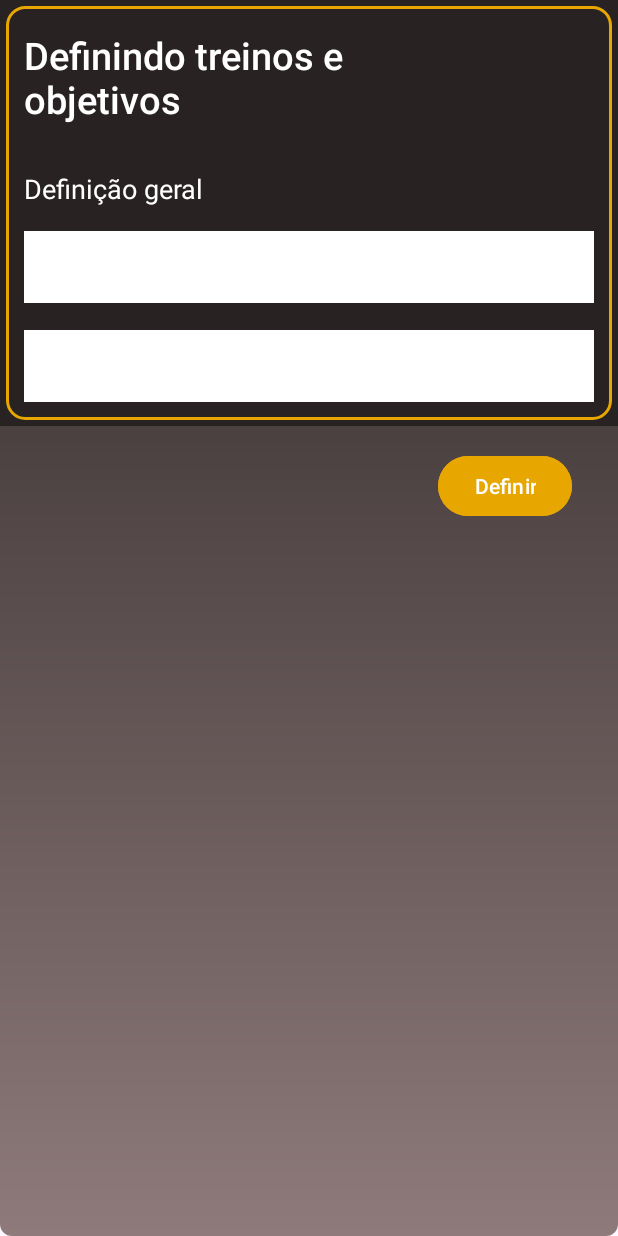
After one commit to GustavinRA/Telas, an Android app: the layout activity_definir_treinos.xml on its own in the app's theme, with its tools: preview values and no code run, on a phone screen of 412 x 824 dp. The commit adds this screen. Run offline under Robolectric (Android 15) with nearby library versions, the phone set to English and light mode, and no system bars; Roboto replaces fonts that are not available here.

Commit message:
tela de treino, com gradiente

```diff
--- a/app/src/main/AndroidManifest.xml
+++ b/app/src/main/AndroidManifest.xml
@@ -11,14 +11,11 @@
         android:fullBackupContent="@xml/backup_rules"
         android:icon="@mipmap/ic_launcher"
         android:label="@string/app_name"
-        android:networkSecurityConfig="@xml/network_security_config"
         android:roundIcon="@mipmap/ic_launcher_round"
         android:supportsRtl="true"
         android:theme="@style/Theme.Telas"
         tools:targetApi="31">
-        <activity
-            android:name=".activity_exercicios"
-            android:exported="false" />
+
         <activity
             android:name=".dadosCadastrais"
             android:exported="false" />
@@ -36,7 +33,6 @@
             android:exported="true">
             <intent-filter>
                 <action android:name="android.intent.action.MAIN" />
-
                 <category android:name="android.intent.category.LAUNCHER" />
             </intent-filter>
         </activity>
--- a/app/src/main/java/com/example/telas/activity_formasLogin.java
+++ b/app/src/main/java/com/example/telas/activity_formasLogin.java
@@ -55,7 +55,7 @@ public class activity_formasLogin extends AppCompatActivity {
             @Override
             public void onClick(View v) {
 
-                Intent intent = new Intent(activity_formasLogin.this, activity_cadastro.class);
+                Intent intent = new Intent(activity_formasLogin.this, definir_treinos.class);
                 startActivity(intent);
             }
         });
--- /dev/null
+++ b/app/src/main/res/drawable/background_tela_gradiente.xml
@@ -0,0 +1,8 @@
+<?xml version="1.0" encoding="utf-8"?>
+    <shape xmlns:android="http://schemas.android.com/apk/res/android">
+        <gradient
+            android:angle="90"
+            android:startColor="#8E7A7A"
+            android:endColor="#282222" />
+        <corners android:radius="8dp" />
+    </shape>
--- /dev/null
+++ b/app/src/main/res/layout/activity_definir_treinos.xml
@@ -0,0 +1,70 @@
+<?xml version="1.0" encoding="utf-8"?>
+<androidx.constraintlayout.widget.ConstraintLayout
+    xmlns:android="http://schemas.android.com/apk/res/android"
+    xmlns:app="http://schemas.android.com/apk/res-auto"
+    xmlns:tools="http://schemas.android.com/tools"
+    android:layout_width="match_parent"
+    android:layout_height="match_parent"
+    android:background="@drawable/background_tela_gradiente">
+
+
+    <LinearLayout
+        android:id="@+id/headerLayout"
+        android:layout_width="match_parent"
+        android:layout_height="wrap_content"
+        android:orientation="vertical"
+        android:background="@drawable/constraint_layout_border"
+        app:layout_constraintTop_toTopOf="parent"
+        app:layout_constraintStart_toStartOf="parent"
+        app:layout_constraintEnd_toEndOf="parent"
+        android:padding="16dp">
+
+        <TextView
+            android:layout_width="wrap_content"
+            android:layout_height="wrap_content"
+            android:text="Definindo treinos e\nobjetivos"
+            android:textColor="@color/white"
+            android:textSize="25sp"
+            android:layout_marginTop="3dp"
+            android:layout_marginBottom="20dp"
+            android:fontFamily="sans-serif-medium" />
+
+        <TextView
+            android:layout_width="match_parent"
+            android:layout_height="wrap_content"
+            android:text="Definição geral"
+            android:textColor="@color/white"
+            android:textSize="18sp"
+            android:layout_marginTop="10dp"
+            android:layout_marginBottom="10dp"/>
+
+        <Spinner
+            android:id="@+id/cicloID"
+            android:layout_marginTop="6dp"
+            android:background="@color/white"
+            android:layout_marginBottom="12dp"
+            android:layout_width="match_parent"
+            android:layout_height="48dp" />
+
+        <Spinner
+            android:id="@+id/fasesID"
+            android:background="@color/white"
+            android:layout_marginTop="6dp"
+            android:layout_width="match_parent"
+            android:layout_height="48dp" />
+    </LinearLayout>
+
+
+    <Button
+        android:id="@+id/button3"
+        android:layout_width="wrap_content"
+        android:layout_height="wrap_content"
+        android:layout_margin="16dp"
+        android:layout_marginTop="28dp"
+        android:backgroundTint="@color/amarelo"
+        android:text="Definir"
+        app:layout_constraintEnd_toEndOf="parent"
+        app:layout_constraintHorizontal_bias="0.95"
+        app:layout_constraintStart_toStartOf="parent"
+        app:layout_constraintTop_toBottomOf="@+id/headerLayout" />
+</androidx.constraintlayout.widget.ConstraintLayout>
--- a/app/src/main/res/layout/item_treino.xml
+++ b/app/src/main/res/layout/item_treino.xml
@@ -6,7 +6,6 @@
     android:padding="16dp"
     android:layout_marginBottom="20dp">
 
-    <!-- TextView para o dia da semana -->
     <TextView
         android:id="@+id/txtViewDia"
         android:layout_width="wrap_content"
--- a/app/src/main/res/values/colors.xml
+++ b/app/src/main/res/values/colors.xml
@@ -3,6 +3,8 @@
     <color name="black">#FF000000</color>
     <color name="white">#FFFFFFFF</color>
     <color name="background_color">#282222</color>
-    <color name="item">#534E4E</color>
+    <color name="item">#383535</color>
+    <color name="amarelo">#E7A600</color>
+
 
 </resources>
--- a/app/src/main/res/values/strings.xml
+++ b/app/src/main/res/values/strings.xml
@@ -1,6 +1,6 @@
 <resources>
     <string name="app_name">Telas</string>
-    <string name="txtNomeP">Ótima semana, Leandro</string>
+    <string name ="txtNomeP">Ótima semana, Leandro</string>
     <string name="titulo_treino_tp">Competitiva: Peito e Tríceps</string>
     <string name="objetivo_treino_tp">Maior Intensidade nos treinos Competição</string>
     <string name="showMore_tp">Ver detalhes</string>
```
Also changed, not shown: app/build.gradle.kts (+0 -22 lines), app/src/main/java/com/example/telas/definir_treinos.java (added, +74 -0 lines), app/src/main/res/drawable/caixa_retangular.xml (added, +20 -0 lines), app/src/main/res/layout/activity_tela_principal.xml (+2 -50 lines), app/src/main/res/drawable/editbottomhud_bg.xml (indentation only).
